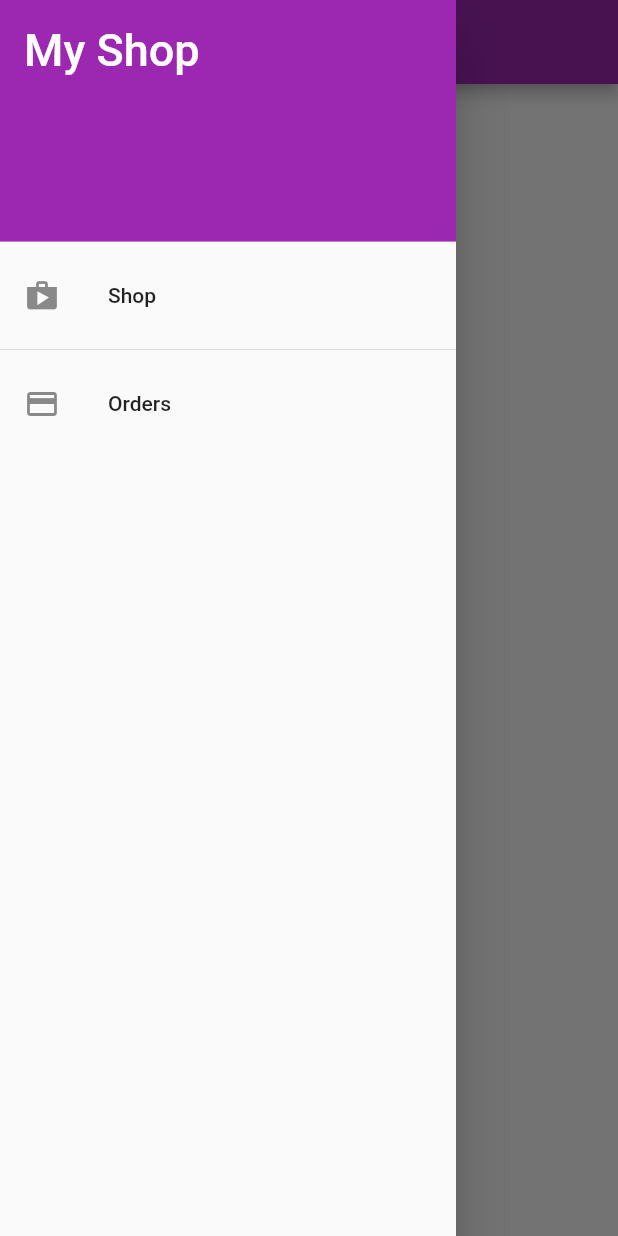
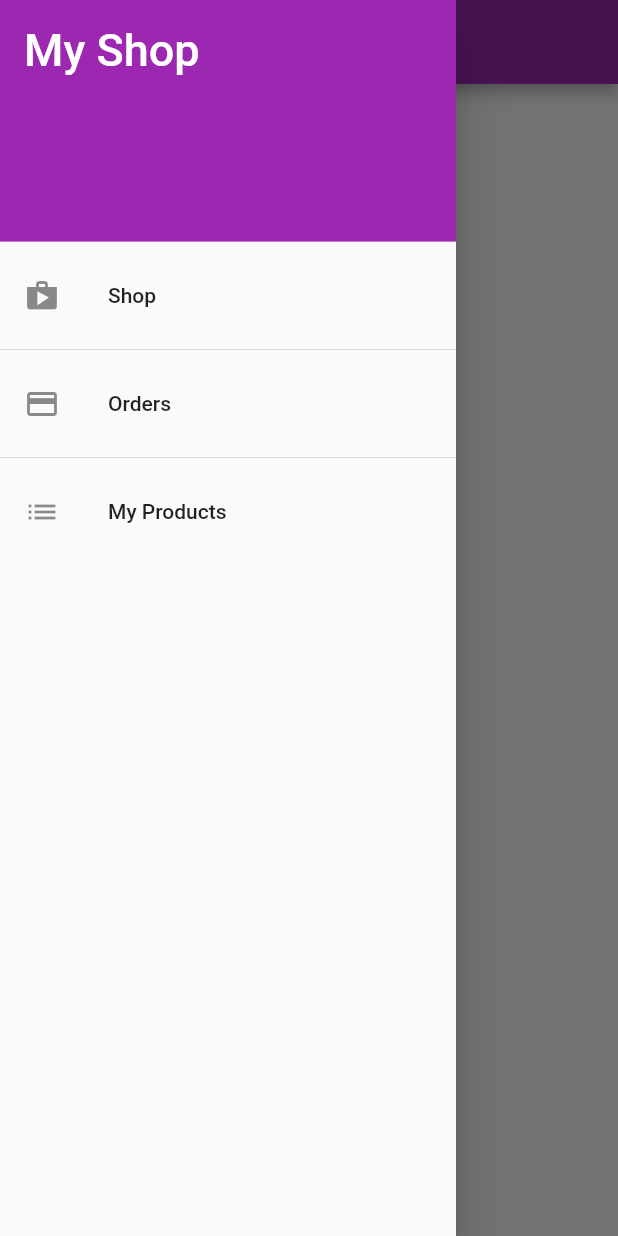
Before and after one commit to tuhin01/shop-by-flutter, a Flutter app: the OrderScreen screen opened by its route, with the side drawer open, on a phone screen of 412 x 824 dp. Run offline on Flutter 3.47's test engine with Material 2 defaults, Android fonts, the phone set to English and light mode, and no system bars; our stand-ins replace flutter_slidable; network calls fail.

Commit message:
Add User product manage screen

```diff
--- a/lib/main.dart
+++ b/lib/main.dart
@@ -7,6 +7,7 @@ import 'package:supershop/screens/cart_screen.dart';
 import 'package:supershop/screens/order_screen.dart';
 import 'package:supershop/screens/product_detail_screen.dart';
 import 'package:supershop/screens/products_overview_screen.dart';
+import 'package:supershop/screens/user_products_screen.dart';
 
 void main() => runApp(MyApp());
 
@@ -34,6 +35,7 @@ class MyApp extends StatelessWidget {
             '/product-detail': (_) => ProductDetailScreen(),
             '/cart': (_) => CartScreen(),
             '/orders': (_) => OrderScreen(),
+            '/my-products': (_) => UserProductsScreen(),
           },
         ),
       ),
--- a/lib/widgets/app_drawer.dart
+++ b/lib/widgets/app_drawer.dart
@@ -33,6 +33,14 @@ class AppDrawer extends StatelessWidget {
               Navigator.of(context).pushNamed('/orders');
             },
           ),
+          Divider(),
+          ListTile(
+            leading: Icon(Icons.list),
+            title: Text('My Products'),
+            onTap: () {
+              Navigator.of(context).pushNamed('/my-products');
+            },
+          ),
         ],
       ),
     );
```
Also changed, not shown: lib/screens/user_products_screen.dart (added, +28 -0 lines), lib/widgets/user_product_item.dart (added, +41 -0 lines).
